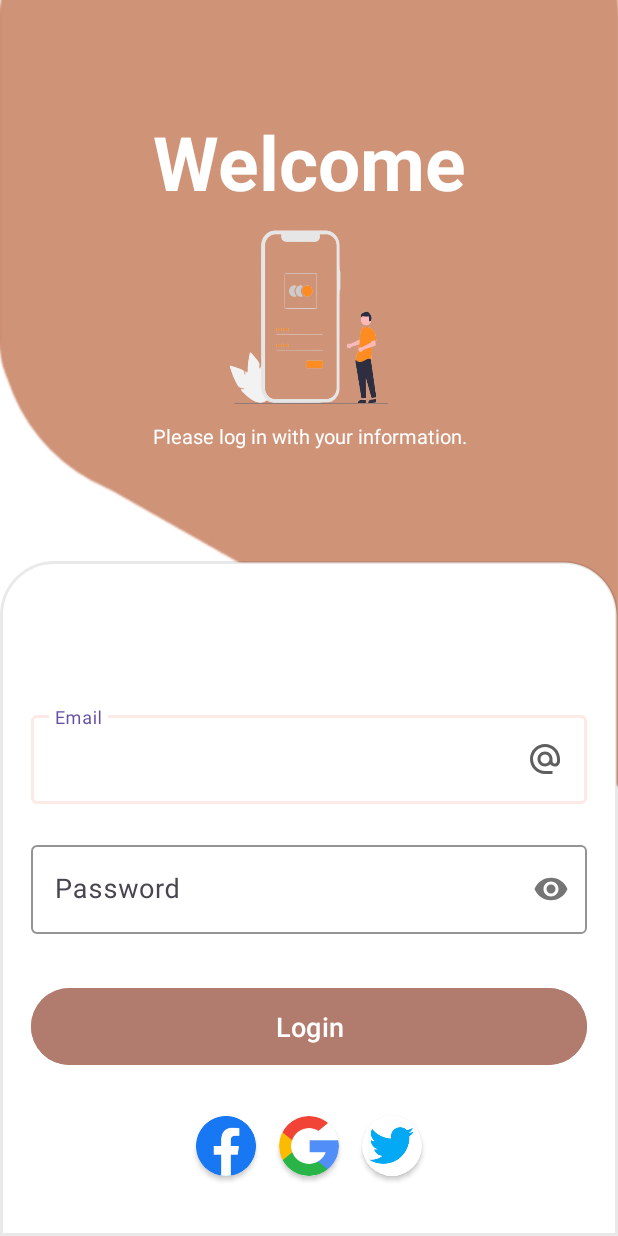
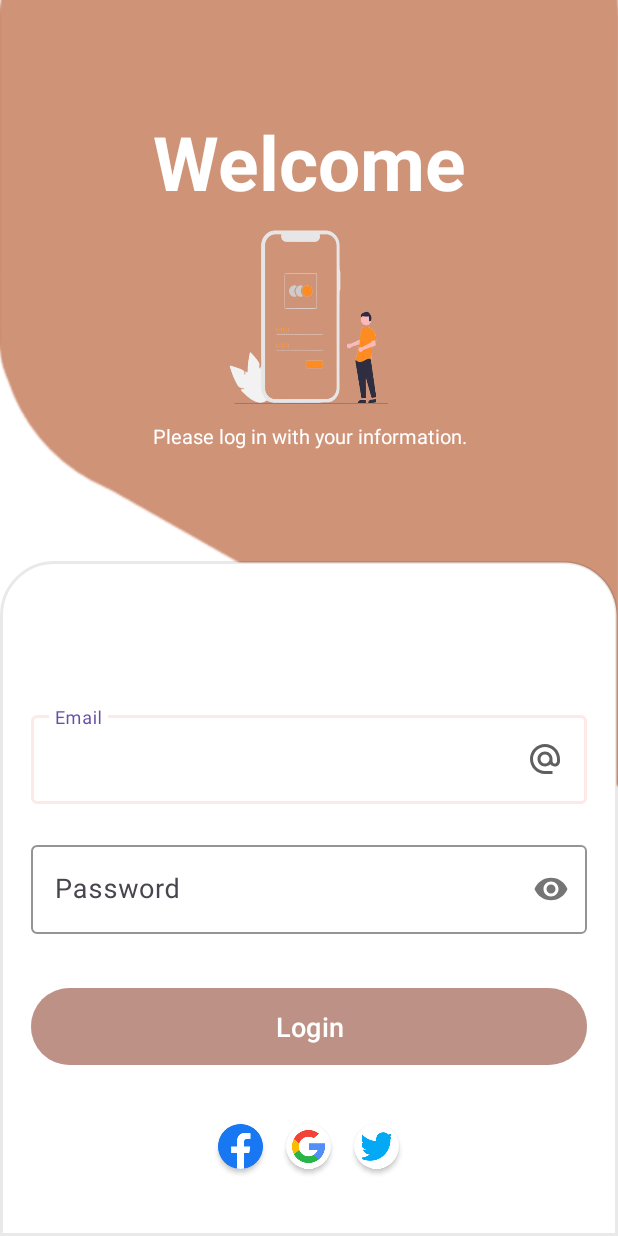
Before and after one commit to Jhieyme/Proyecto_Ecommerce, an Android app: the LoginActivity screen opened directly, with no data from a screen before it, on a phone screen of 412 x 824 dp. Run offline under Robolectric (Android 15) with nearby library versions, the phone set to English and light mode, and no system bars.

Commit message:
Nueva actualización

```diff
--- a/app/src/main/res/layout/activity_login.xml
+++ b/app/src/main/res/layout/activity_login.xml
@@ -165,7 +165,7 @@
                 android:layout_height="59dp"
                 android:layout_gravity="center"
                 android:layout_marginHorizontal="16dp"
-                android:backgroundTint="@color/orange"
+                android:backgroundTint="#97B17B6E"
                 android:text="@string/name_login"
                 android:textColor="#FFFFFF"
                 android:textSize="18sp"
@@ -187,8 +187,8 @@
                 app:layout_constraintTop_toBottomOf="@+id/btnLogin">
 
                 <androidx.cardview.widget.CardView
-                    android:layout_width="40dp"
-                    android:layout_height="40dp"
+                    android:layout_width="30dp"
+                    android:layout_height="30dp"
                     android:layout_gravity="center"
                     android:backgroundTint="#1877F2"
                     app:cardCornerRadius="20dp">
@@ -204,30 +204,11 @@
                 </androidx.cardview.widget.CardView>
 
                 <androidx.cardview.widget.CardView
-                    android:layout_width="40dp"
-                    android:layout_height="40dp"
+                    android:layout_width="30dp"
+                    android:layout_height="30dp"
                     android:layout_gravity="center"
                     android:layout_marginStart="15dp"
                     android:backgroundTint="@color/white"
-                    app:cardCornerRadius="20dp">
-
-                    <ImageView
-                        android:layout_width="match_parent"
-                        android:layout_height="match_parent"
-                        android:background="@drawable/ic_goggle"
-                        android:gravity="center">
-
-                    </ImageView>
-
-                </androidx.cardview.widget.CardView>
-
-                <androidx.cardview.widget.CardView
-                    android:layout_width="40dp"
-                    android:layout_height="40dp"
-                    android:layout_gravity="center"
-                    android:layout_marginStart="15dp"
-                    android:background="@color/white"
-                    android:padding="10dp"
                     app:cardCornerRadius="20dp">
 
                     <LinearLayout
@@ -236,8 +217,33 @@
                         android:gravity="center">
 
                         <ImageView
-                            android:layout_width="30dp"
-                            android:layout_height="30dp"
+                            android:layout_width="22dp"
+                            android:layout_height="22dp"
+                            android:gravity="center"
+                            android:src="@drawable/ic_goggle">
+                        </ImageView>
+
+                    </LinearLayout>
+
+                </androidx.cardview.widget.CardView>
+
+                <androidx.cardview.widget.CardView
+                    android:layout_width="30dp"
+                    android:layout_height="30dp"
+                    android:layout_gravity="center"
+                    android:layout_marginStart="15dp"
+                    android:background="@color/white"
+                    app:cardCornerRadius="20dp">
+
+                    <LinearLayout
+                        android:layout_width="match_parent"
+                        android:layout_height="match_parent"
+                        android:padding="5dp"
+                        android:gravity="center">
+
+                        <ImageView
+                            android:layout_width="23dp"
+                            android:layout_height="23dp"
                             android:gravity="center"
                             android:src="@drawable/ic_twitter">
                         </ImageView>
```
